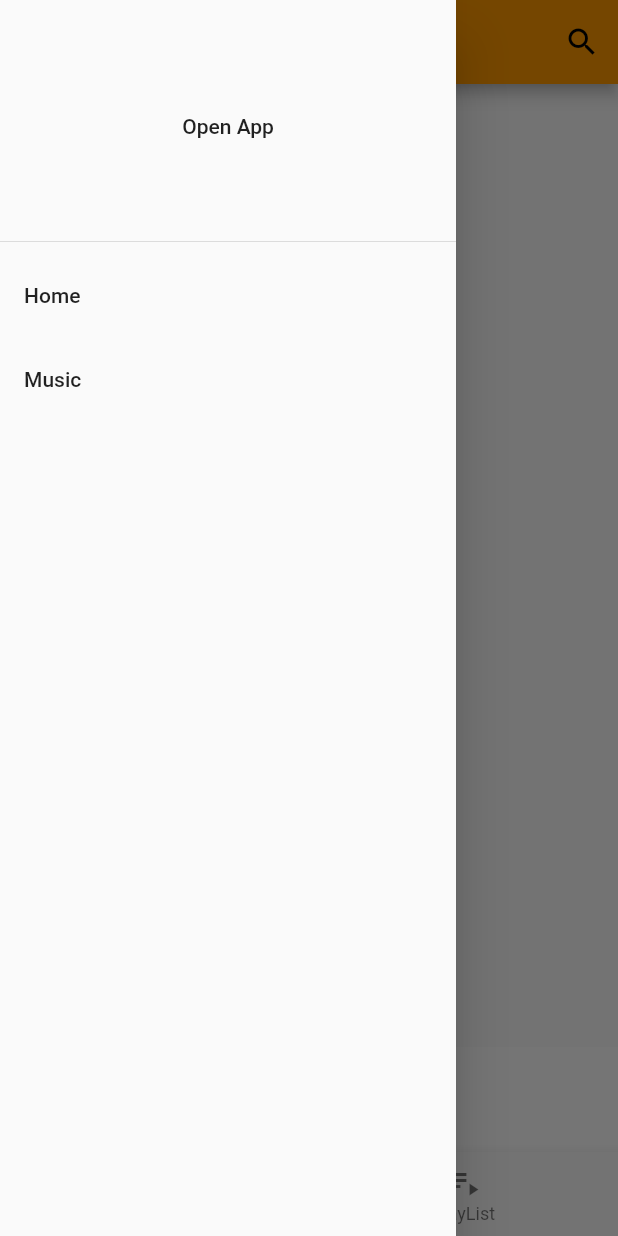
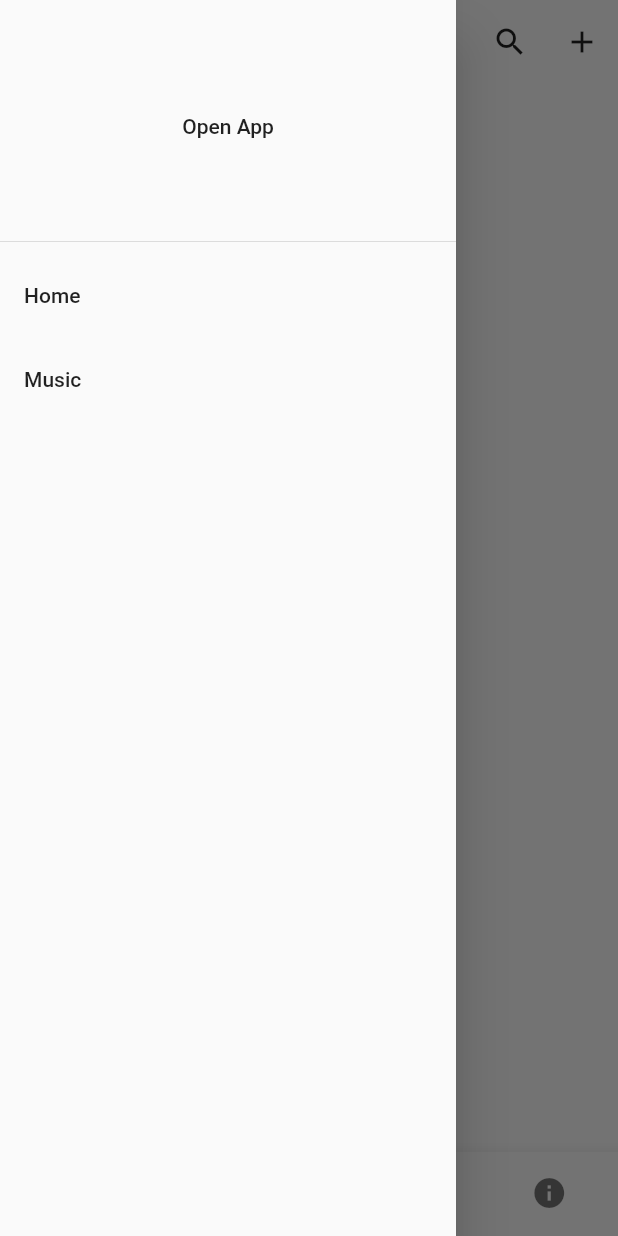
Before and after one commit to sirily11/django-nas-mobile, a Flutter app: the screen it shows after launch, with the side drawer open, on a phone screen of 412 x 824 dp. Run offline on Flutter 3.47's test engine with Material 2 defaults, Android fonts, the phone set to English and light mode, and no system bars; our stand-ins replace audioplayers, charts_flutter, dio, file_picker, flutter_easyrefresh, flutter_slidable and 6 more; missing offline and left inert: flutter_ijkplayer, flutter_widgets, multi_image_picker, shared_preferences_web, zefyr; accounts and stored records are empty; network calls fail.

Commit message:
fixed some issues

```diff
--- a/lib/home/FileList.dart
+++ b/lib/home/FileList.dart
@@ -46,7 +46,7 @@ class FileListWidget extends StatelessWidget {
         itemBuilder: (ctx, index) {
           // Render previous folder
           if (index == 0) {
-            return provider.currentFolder.parents.length > 0
+            return Navigator.canPop(context)
                 ? ParentFolderRow(
                     onDrag: this.refresh,
                   )
--- a/lib/home/HomePage.dart
+++ b/lib/home/HomePage.dart
@@ -122,8 +122,8 @@ class _HomePageState extends State<HomePage> {
         onPressed: () async {
           DesktopController controller = Provider.of(context);
           controller.selectedElement = null;
+          Navigator.pop(context);
           await provider.backToPrev();
-          Navigator.pop(context);
         },
       );
     }
@@ -180,11 +180,9 @@ class _HomePageState extends State<HomePage> {
         title: PlatformWidget(
           desktop: Text(
             provider?.currentFolder?.name ?? "Django NAS",
-            style: Theme.of(context).textTheme.title,
           ),
           mobile: Text(
             widget.name ?? "Django NAS",
-            style: Theme.of(context).textTheme.title,
           ),
         ),
       ),
--- a/lib/main.dart
+++ b/lib/main.dart
@@ -55,7 +55,7 @@ class MyApp extends StatelessWidget {
           '/music-artist': (c) => ArtistPage(),
           '/music-song': (c) => SongsPage()
         },
-        initialRoute: '/music',
+        initialRoute: '/',
       ),
     );
   }
--- a/lib/music/components/music-list/MusicList.dart
+++ b/lib/music/components/music-list/MusicList.dart
@@ -99,12 +99,12 @@ class AlbumCard extends StatelessWidget {
               borderRadius: BorderRadius.circular(8.0),
               child: Image.network(
                 metadata.picture,
-                height: 190,
+                height: 185,
               ),
             ),
           if (metadata.picture == null)
             Container(
-              height: 190,
+              height: 185,
             ),
           Text(
             "${metadata.album}",
--- a/lib/music/components/music-player/BottomMusicPlayer.dart
+++ b/lib/music/components/music-player/BottomMusicPlayer.dart
@@ -34,14 +34,14 @@ class BottomMusicPlayer extends StatelessWidget {
         child: Container(
           color: Theme.of(context).cardColor,
           width: MediaQuery.of(context).size.width,
-          height: 70,
+          height: 90,
           child: Padding(
             padding: EdgeInsets.only(left: 10, bottom: 10, right: 10),
             child: Row(
               children: <Widget>[
                 provider.currentPlayingMusic != null
                     ? Image.network(
-                        provider.currentPlayingMusic?.metadata?.picture,
+                        provider.currentPlayingMusic?.metadata?.picture ?? "",
                         width: 50,
                       )
                     : Container(
--- a/lib/music/components/music-player/FullScreenPlayer.dart
+++ b/lib/music/components/music-player/FullScreenPlayer.dart
@@ -29,7 +29,7 @@ class FullScreenPlayer extends StatelessWidget {
                 borderRadius: BorderRadius.circular(10),
                 child: provider.currentPlayingMusic != null
                     ? Image.network(
-                        provider.currentPlayingMusic.metadata.picture,
+                        provider.currentPlayingMusic.metadata.picture ?? "",
                         height: 250,
                         width: 300,
                       )
@@ -99,9 +99,9 @@ class FullScreenPlayer extends StatelessWidget {
               ],
             ),
             if (provider.currentPlayingMusic != null)
-              Slider(
+              Slider.adaptive(
                 min: 0,
-                max: provider.totalDuration?.inSeconds?.toDouble() ?? 1000,
+                max: provider.totalDuration?.inSeconds?.toDouble() ?? 10000,
                 value: provider.currentPosition?.inSeconds?.toDouble() ?? 0,
                 onChangeStart: (e) async {
                   await provider.pause();
```
Also changed, not shown: lib/models/MusicProvider.dart (+14 -1 lines), 2 other files.
